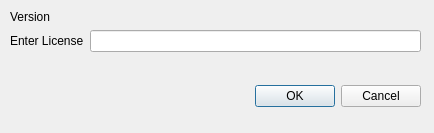
Before: the Qt Designer form ui/licenseDialog.ui in desxedada/SQLGDriveBackup, drawn with Qt 5.
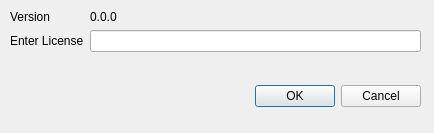
After: the same form once the commit is applied.

The edit to the form file:
```diff
--- a/ui/licenseDialog.ui
+++ b/ui/licenseDialog.ui
@@ -68,6 +68,13 @@
       </property>
      </widget>
     </item>
+    <item row="0" column="1">
+     <widget class="QLabel" name="versionLabel">
+      <property name="text">
+       <string>0.0.0</string>
+      </property>
+     </widget>
+    </item>
    </layout>
   </widget>
  </widget>
```
